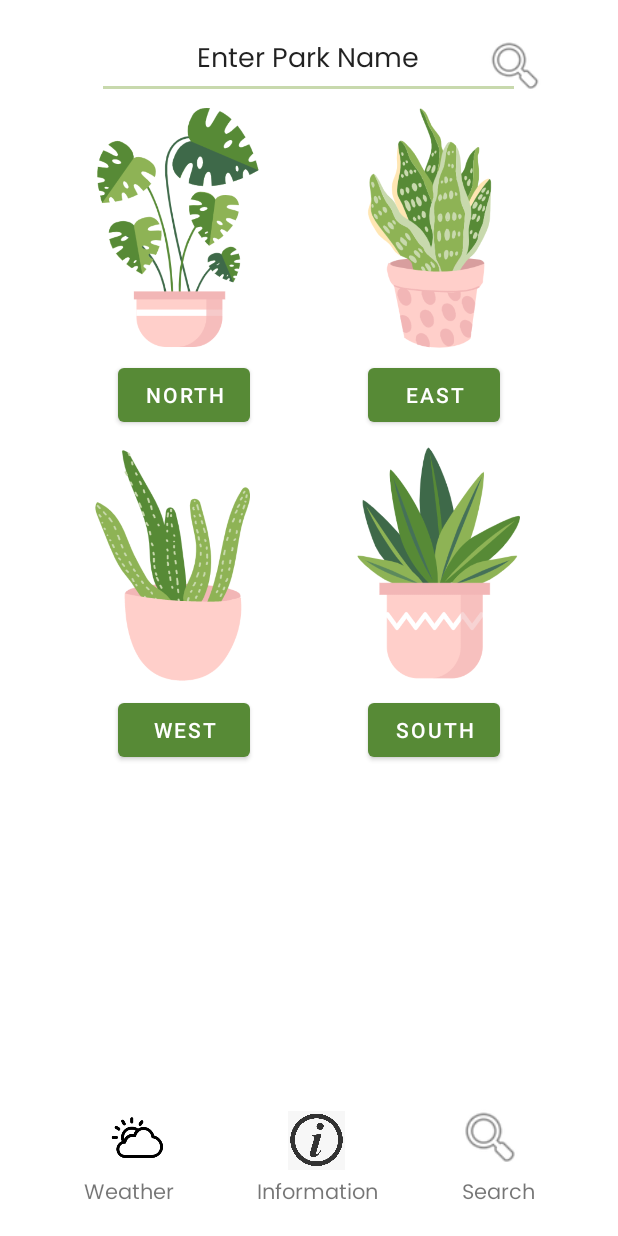
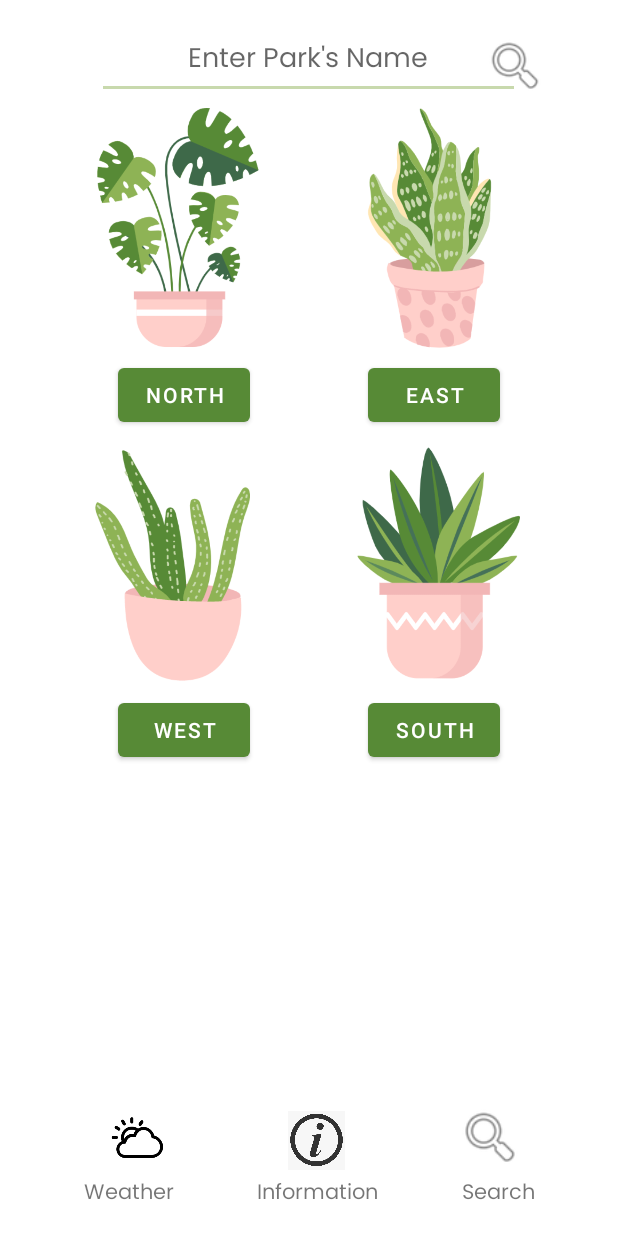
Before and after one commit to PulavarthiShravya/MAD_Team05_P03_ASG, an Android app: the screen it shows after launch (searchPage), on a phone screen of 412 x 824 dp. Run offline under Robolectric (Android 15) with nearby library versions, the phone set to English and light mode, and no system bars.

Commit message:
Edit search box text to hint text

```diff
--- a/app/src/main/res/layout/activity_search_page.xml
+++ b/app/src/main/res/layout/activity_search_page.xml
@@ -13,8 +13,8 @@
         android:layout_marginTop="16dp"
         android:ems="10"
         android:fontFamily="@font/poppins_regular"
+        android:hint="Enter Park's Name"
         android:inputType="textPersonName"
-        android:text="Enter Park Name"
         android:textAlignment="center"
         app:layout_constraintEnd_toEndOf="parent"
         app:layout_constraintHorizontal_bias="0.496"
```
